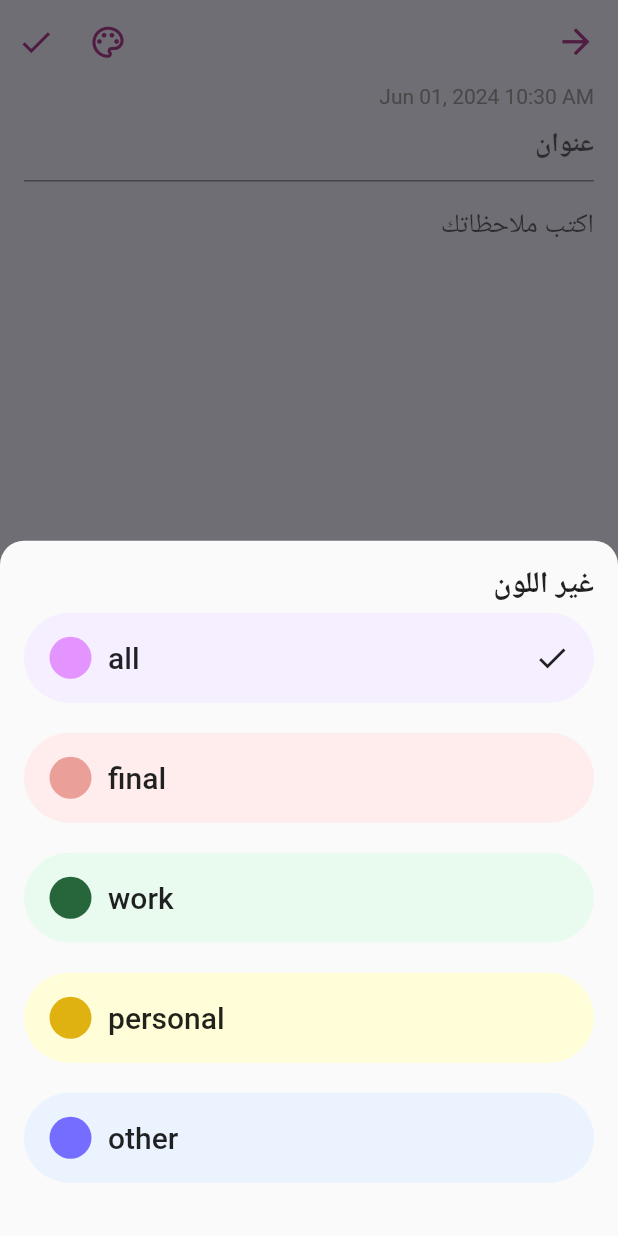
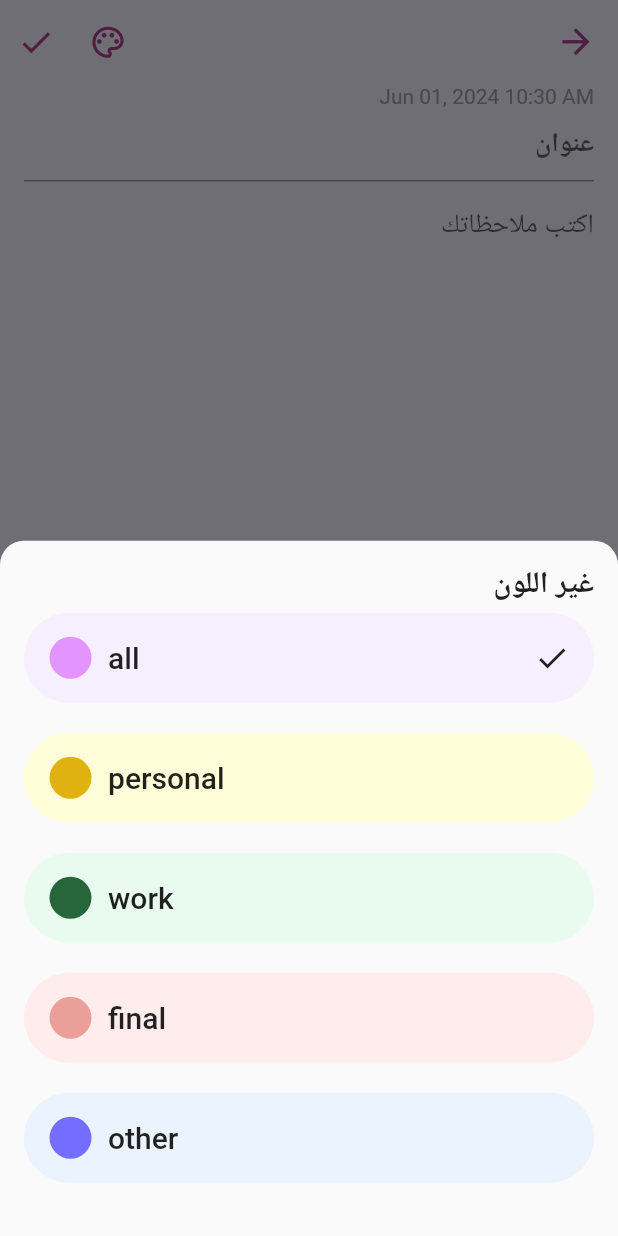
Before and after one commit to rehabsaad075/my_notes_app, a Flutter app: the AddNotesScreen screen opened directly, after a tap on the "color lens" icon, on a phone screen of 412 x 824 dp. Run offline on Flutter 3.47's test engine with Material 2 defaults, Android fonts, the phone set to English and light mode, and no system bars; our stand-ins replace animated_splash_screen, bloc, flutter_bloc, font_awesome_flutter, hive, hive_flutter; accounts and stored records are empty.

Commit message:
add color to note

```diff
--- a/lib/models/note_model.dart
+++ b/lib/models/note_model.dart
@@ -12,13 +12,19 @@ class NoteModel extends HiveObject{
    String time;
   @HiveField(4)
    int color;
+  @HiveField(5)
+  int borderColor;
+  @HiveField(6)
+  String colorName;
 
   NoteModel({
      this.title,
     required this.content,
     required this.date,
     required this.time,
-    required this.color
+    required this.color,
+    required this.borderColor,
+    required this.colorName,
   });
 
 }
--- a/lib/view/screens/add_notes_screen.dart
+++ b/lib/view/screens/add_notes_screen.dart
@@ -1,4 +1,5 @@
 import 'package:flutter/material.dart';
+import 'package:flutter_bloc/flutter_bloc.dart';
 import 'package:intl/intl.dart' hide TextDirection;
 import 'package:my_notes_app/view/widget_custom/colors_list_view.dart';
 import 'package:my_notes_app/view/widget_custom/text_form_field_custom.dart';
@@ -7,18 +8,21 @@ import 'package:my_notes_app/view_model/app_icons.dart';
 import 'package:my_notes_app/view_model/cubits/note_cubit.dart';
 
 class AddNotesScreen extends StatelessWidget {
-  const AddNotesScreen({super.key});
+  const AddNotesScreen({super.key,});
 
   @override
   Widget build(BuildContext context) {
+    return BlocBuilder<NoteCubit, NoteState>(
+  builder: (context, state) {
+    NoteCubit  note=NoteCubit.get(context);
     return Form(
       key: NoteCubit.get(context).formKey,
       child: Directionality(
         textDirection: TextDirection.rtl,
         child: Scaffold(
-          backgroundColor: AppColors.allColor,
+          backgroundColor: note.scaffoldColor,
           appBar: AppBar(
-            backgroundColor: AppColors.allColor,
+            backgroundColor: note.scaffoldColor,
             actions: [
               IconButton(
                   onPressed: (){
@@ -84,5 +88,7 @@ class AddNotesScreen extends StatelessWidget {
         ),
       ),
     );
+  },
+);
   }
 }
--- a/lib/view/widget_custom/color_item_custom.dart
+++ b/lib/view/widget_custom/color_item_custom.dart
@@ -16,6 +16,7 @@ class ColorItemCustom extends StatelessWidget {
   @override
   Widget build(BuildContext context) {
     return InkWell(
+      borderRadius:BorderRadius.circular(30) ,
       onTap: onTap,
       child: Container(
         padding: const EdgeInsets.all(16),
--- a/lib/view/widget_custom/colors_list_view.dart
+++ b/lib/view/widget_custom/colors_list_view.dart
@@ -1,46 +1,15 @@
 import 'package:flutter/material.dart';
-import 'package:my_notes_app/models/colors_model.dart';
+import 'package:flutter_bloc/flutter_bloc.dart';
 import 'package:my_notes_app/view/widget_custom/color_item_custom.dart';
-import 'package:my_notes_app/view_model/app_colors.dart';
-
-class ColorsListView extends StatefulWidget {
+import 'package:my_notes_app/view_model/cubits/note_cubit.dart';
+class ColorsListView extends StatelessWidget {
   const ColorsListView({super.key});
 
   @override
-  State<ColorsListView> createState() => _ColorsListViewState();
-}
-
-class _ColorsListViewState extends State<ColorsListView> {
-  int currentIndex=0;
-  List<ColorsModel>colorsList=[
-    ColorsModel(
-      backColor: AppColors.allColor,
-      circleColor: AppColors.allBorderColor,
-      colorName:'all',
-    ),
-    ColorsModel(
-        backColor: AppColors.finalColor,
-        circleColor: AppColors.finalBorderColor,
-        colorName:'final',
-    ),
-    ColorsModel(
-      backColor: AppColors.workColor,
-      circleColor: AppColors.workBorderColor,
-      colorName:'work',
-    ),
-    ColorsModel(
-      backColor: AppColors.personalColor,
-      circleColor: AppColors.personalBorderColor,
-      colorName:'personal',
-    ),
-    ColorsModel(
-      backColor: AppColors.othersColor,
-      circleColor: AppColors.othersBorderColor,
-      colorName:'other'
-    ),
-  ];
-  @override
   Widget build(BuildContext context) {
+    return BlocBuilder<NoteCubit, NoteState>(
+    builder: (context, state) {
+    NoteCubit noteCubit=NoteCubit.get(context);
     return Padding(
       padding: const EdgeInsets.all(16),
       child: Column(
@@ -60,20 +29,21 @@ class _ColorsListViewState extends State<ColorsListView> {
                 itemBuilder: (context,index)=>
                     ColorItemCustom(
                       onTap: (){
-                     currentIndex=index;
-                     setState(() {
-
-                     });
+                        noteCubit.changeIndexOfColors(index);
+                        noteCubit.addColorToNote(index);
+                        Navigator.pop(context);
                       },
-                  isSelected: currentIndex==index,
-                   colorsModel: colorsList[index],
+                      isSelected: noteCubit.currentIndex==index,
+                      colorsModel: noteCubit.colorsList[index],
                     ),
                 separatorBuilder: (context,index)=>const SizedBox(height: 20,),
-                itemCount: colorsList.length
+                itemCount: noteCubit.colorsList.length
             ),
           )
         ],
       ),
     );
+  },
+);
   }
 }
--- a/lib/view_model/constants.dart
+++ b/lib/view_model/constants.dart
@@ -1 +1 @@
-const String noteBox='notes_box';
+const String noteBox='note_box';
--- a/lib/view_model/cubits/note_cubit.dart
+++ b/lib/view_model/cubits/note_cubit.dart
@@ -3,6 +3,7 @@ import 'package:flutter/material.dart';
 import 'package:flutter_bloc/flutter_bloc.dart';
 import 'package:hive_flutter/adapters.dart';
 import 'package:intl/intl.dart';
+import 'package:my_notes_app/models/colors_model.dart';
 import 'package:my_notes_app/models/note_model.dart';
 import 'package:my_notes_app/view_model/app_colors.dart';
 import 'package:my_notes_app/view_model/constants.dart';
@@ -27,6 +28,7 @@ class NoteCubit extends Cubit<NoteState> {
   var formatterTime=DateFormat('kk:mm a').format(DateTime.now());
 
   NoteModel ?noteModel;
+  ColorsModel ?colorsModel;
   addNote() async {
     emit(AddNoteLoadingState());
     var noteBo=Hive.box<NoteModel>(noteBox);
@@ -35,7 +37,9 @@ class NoteCubit extends Cubit<NoteState> {
         content: contentController.text,
         date: formatterDate,
         time: formatterTime,
-        color: AppColors.finalColor.value
+        color: colorsModel?.backColor.value??AppColors.allColor.value,
+        borderColor: colorsModel?.circleColor.value??AppColors.allBorderColor.value ,
+        colorName: colorsModel?.colorName??'all'
     );
     await noteBo.add(noteModel!)
         .then((value) {
@@ -75,7 +79,9 @@ class NoteCubit extends Cubit<NoteState> {
         content: contentEditController.text,
         date: formatterDate,
         time: formatterTime,
-        color: AppColors.finalColor.value
+        color: AppColors.finalColor.value,
+        borderColor: colorsModel?.circleColor.value??AppColors.allBorderColor.value ,
+        colorName: colorsModel?.colorName??'all'
     );
     var noteBo=Hive.box<NoteModel>(noteBox);
     await noteBo.putAt(currentNoteIndex, noteEdit!).then((value) {
@@ -83,4 +89,49 @@ class NoteCubit extends Cubit<NoteState> {
     });
 
   }
+
+
+  List<ColorsModel>colorsList=[
+    ColorsModel(
+      backColor: AppColors.allColor,
+      circleColor: AppColors.allBorderColor,
+      colorName:'all',
+    ),
+    ColorsModel(
+      backColor: AppColors.personalColor,
+      circleColor: AppColors.personalBorderColor,
+      colorName:'personal',
+    ),
+    ColorsModel(
+      backColor: AppColors.workColor,
+      circleColor: AppColors.workBorderColor,
+      colorName:'work',
+    ),
+    ColorsModel(
+      backColor: AppColors.finalColor,
+      circleColor: AppColors.finalBorderColor,
+      colorName:'final',
+    ),
+    ColorsModel(
+        backColor: AppColors.othersColor,
+        circleColor: AppColors.othersBorderColor,
+        colorName:'other'
+    ),
+  ];
+
+
+
+  int currentIndex=0;
+  void changeIndexOfColors(int index){
+    currentIndex=index;
+    emit(ChangeIndexOfColorsState());
+  }
+
+
+  Color scaffoldColor=AppColors.allColor;
+  void addColorToNote(int index){
+    colorsModel=colorsList[index];
+    scaffoldColor=colorsModel?.backColor??AppColors.allColor;
+    emit(AddColorToNoteState());
+  }
 }
--- a/lib/view_model/cubits/note_state.dart
+++ b/lib/view_model/cubits/note_state.dart
@@ -17,3 +17,7 @@ class GetNotesSuccessState extends NoteState {}
 class ChangeNoteIndexState extends NoteState {}
 
 class EditNoteSuccessState extends NoteState {}
+
+class ChangeIndexOfColorsState extends NoteState {}
+
+class AddColorToNoteState extends NoteState {}
```
Also changed, not shown: lib/view/widget_custom/notes_item_custom.dart (+8 -8 lines), lib/models/note_model.g.dart (added). Lines whose indentation alone changed are shown as unchanged.
